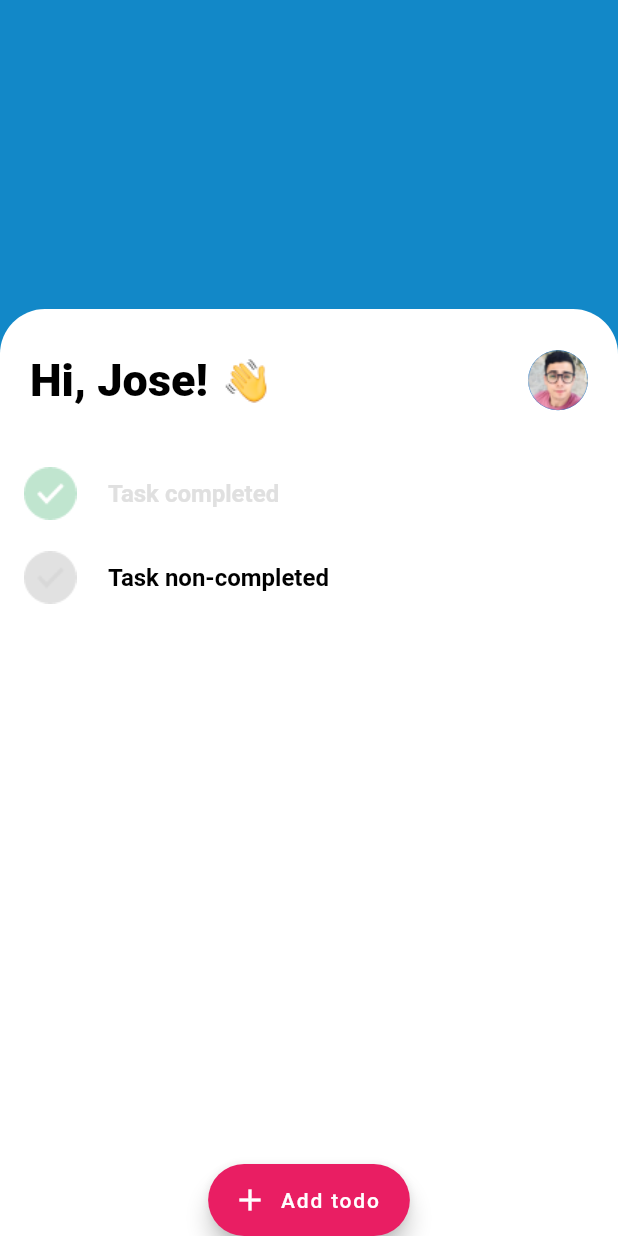
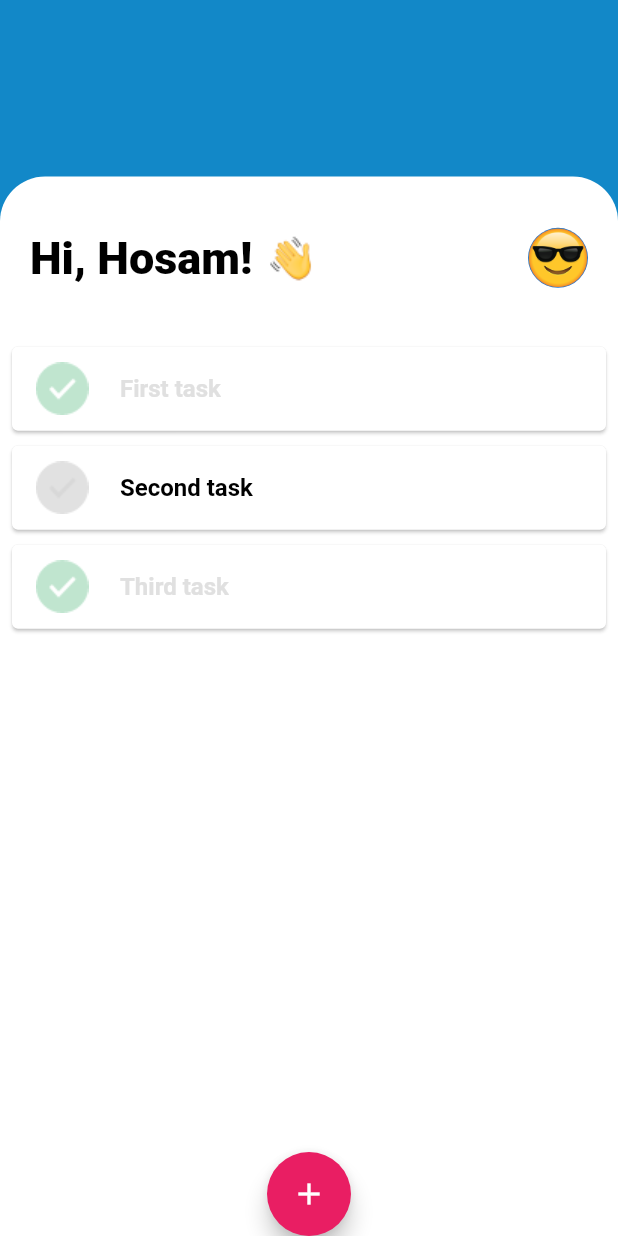
Before and after one commit to HosamAlnajar/flutter_add_to_list, a Flutter app: the screen it shows after launch, on a phone screen of 412 x 824 dp. Run offline on Flutter 3.47's test engine with Material 2 defaults, Android fonts, the phone set to English and light mode, and no system bars.

Commit message:
make add to list dynamic

```diff
--- a/lib/main.dart
+++ b/lib/main.dart
@@ -1,5 +1,6 @@
 import 'package:flutter/material.dart';
-import 'package:to_do_list/pages/HomeView.dart';
+import 'package:to_do_list/pages/HomePage.dart';
+import 'package:to_do_list/pages/create_todo_form.dart';
 
 void main() => runApp(MyApp());
 
@@ -8,29 +9,27 @@ class MyApp extends StatelessWidget {
   @override
   Widget build(BuildContext context) {
     return MaterialApp(
+      routes: {
+        '/create': (context) => CreateTodoForm(),
+      },
       title: 'TODO List',
       theme: ThemeData(
         primarySwatch: Colors.blue,
       ),
       home: Scaffold(
         body: Container(
-          child: Column(
-            children: <Widget>[
-              Expanded(
-                child: Container(),
-                flex: 1,
-              ),
-              Expanded(
-                child: HomeView(),
-                flex: 3
-              ),
-            ]
-          ),
+          child: Column(children: <Widget>[
+            Expanded(
+              child: Container(),
+              flex: 1,
+            ),
+            Expanded(child: HomePage(), flex: 6),
+          ]),
           decoration: BoxDecoration(
             image: DecorationImage(
-              image: AssetImage('assets/images/background/app-background.png'),
-              fit: BoxFit.cover
-            ),
+                image:
+                    AssetImage('assets/images/background/app-background.png'),
+                fit: BoxFit.cover),
           ),
         ),
       ),
--- /dev/null
+++ b/lib/pages/HomePage.dart
@@ -0,0 +1,48 @@
+import 'dart:convert';
+
+import 'package:flutter/material.dart';
+import 'package:to_do_list/pages/create_todo_form.dart';
+import '../task/WelcomeBar.dart';
+import '../task/TaskList.dart';
+
+class HomePage extends StatefulWidget {
+  @override
+  _HomePageState createState() => _HomePageState();
+}
+
+class _HomePageState extends State<HomePage> {
+  String todo;
+
+  _navigateAndDisplaySelection(BuildContext context) async {
+
+    final result = await Navigator.push(
+      context,
+      MaterialPageRoute(builder: (context) => CreateTodoForm()),
+    );
+    setState(() {
+      todo = jsonEncode(result);
+    });
+  }
+
+  @override
+  Widget build(BuildContext context) {
+    return Container(
+      child: Column(
+        children: <Widget>[
+          WelcomeBar(name: 'Hosam', avatar: 'assets/images/icons/avatar.png'),
+          TaskList(todo: todo),
+          FloatingActionButton(
+            onPressed: () => _navigateAndDisplaySelection(context),
+            tooltip: 'Add task',
+            child: Icon(Icons.add),
+            backgroundColor: Colors.pink,
+          )
+        ],
+      ),
+      decoration: BoxDecoration(
+          color: Colors.white,
+          borderRadius: BorderRadius.only(
+              topLeft: Radius.circular(30.0), topRight: Radius.circular(30.0))),
+    );
+  }
+}
--- a/lib/pages/HomeView.dart
+++ /dev/null
@@ -1,39 +0,0 @@
-import 'package:flutter/material.dart';
-import 'package:to_do_list/services/todo_list.dart';
-import '../task/WelcomeBar.dart';
-import '../task/TaskList.dart';
-
-class HomeView extends StatelessWidget {
-  TodoList instance = TodoList(title: 'new todo list',completed: false);
-	@override
-	Widget build(BuildContext context) {
-		return Container(
-			child: Column(
-				children: <Widget>[
-					WelcomeBar(
-						name: 'Jose',
-						avatar: 'assets/images/icons/avatar.png'
-					),
-
-					TaskList(),
-          FloatingActionButton.extended(
-            onPressed: () {
-             print('addddkk lksdjflkjsf lskdfjlsdjf');
-             instance.createTodo();
-            },
-            label: Text('Add todo'),
-            icon: Icon(Icons.add),
-            backgroundColor: Colors.pink,
-          ),
-
-				],
-			),
-			decoration: BoxDecoration(
-				color: Colors.white,
-				borderRadius: BorderRadius.only(topLeft: Radius.circular(30.0), topRight: Radius.circular(30.0))
-			),
-
-
-		);
-	}
-}
--- /dev/null
+++ b/lib/services/todo_item.dart
@@ -0,0 +1,32 @@
+import 'package:flutter/material.dart';
+
+class TodoItem extends StatelessWidget {
+  String title;
+  bool completed;
+
+  TodoItem({this.title, this.completed = false});
+
+
+  @override
+  Widget build(BuildContext context) {
+    return Card(
+      child: ListTile(
+        onTap: () {
+          print('updated ++++++++');
+          print(completed);
+        },
+        title: Text(
+          title,
+          style: TextStyle(
+              fontSize: 16.0,
+              color: completed ? Colors.grey[300] : Colors.black,
+              fontWeight: FontWeight.bold),
+        ),
+        leading: Image(
+            image: completed
+                ? AssetImage('assets/images/icons/completed.png')
+                : AssetImage('assets/images/icons/non-completed.png')),
+      ),
+    );
+  }
+}
--- a/lib/services/todo_list.dart
+++ /dev/null
@@ -1,15 +0,0 @@
-
-class TodoList {
-  String title;
-  bool completed;
-
-  TodoList({this.title, this.completed});
-
-  void createTodo()
-  {
-    print(title);
-    print(completed);
-  }
-
-
-}
--- a/lib/task/TaskItem.dart
+++ /dev/null
@@ -1,24 +0,0 @@
-import 'package:flutter/material.dart';
-
-class TaskItem extends StatelessWidget {
-	TaskItem({ this.title, this.completed = false });
-	final String title;
-	final bool completed;
-
-	@override
-	Widget build(BuildContext context) {
-		return ListTile(
-			leading: Image(
-				image: completed ? AssetImage('assets/images/icons/completed.png') : AssetImage('assets/images/icons/non-completed.png')
-			),
-			title: Text(
-				title,
-				style: TextStyle(
-					fontSize: 16.0,
-					color: completed ? Colors.grey[300] : Colors.black,
-					fontWeight: FontWeight.bold
-				),
-			),
-		);
-	}
-}
--- a/lib/task/TaskList.dart
+++ b/lib/task/TaskList.dart
@@ -1,26 +1,66 @@
+import 'dart:convert';
 import 'package:flutter/material.dart';
-import 'TaskItem.dart';
+import 'package:to_do_list/services/todo_item.dart';
 
-class TaskList extends StatelessWidget {
+class TaskList extends StatefulWidget {
+  String todo;
+
+  TaskList({Key key, this.todo}) : super(key: key);
+
+  @override
+  _TaskListState createState() => _TaskListState(todo);
+}
+
+class _TaskListState extends State<TaskList> {
+  List<TodoItem> todos = [
+    TodoItem(title: 'First task', completed: true),
+    TodoItem(title: 'Second task', completed: false),
+    TodoItem(title: 'Third task', completed: true),
+  ];
+
+  String todo;
+  String toDo;
+  _TaskListState(this.todo);
+
   @override
   Widget build(BuildContext context) {
+
+    setState(() {
+      if (widget.todo != null) {
+        toDo = widget.todo ?? '';
+      }
+    });
+
+    void updateTodos(todo) {
+      setState(() {
+        todos.add(TodoItem(title: todo['title']));
+
+        print(todos.length);
+      });
+    }
+
+    if (toDo != null) {
+      Map toDoo = json.decode(toDo);
+
+      updateTodos(toDoo);
+    }
+
     return Expanded(
         child: Container(
-				child: ListView(
-					children: <Widget>[
-						TaskItem(
-							title: 'Task completed',
-							completed: true,
+          child: ListView.builder(
+              itemCount: todos.length,
+              itemBuilder: (context, index) {
+                return Padding(
+                  padding: const EdgeInsets.symmetric(
+                      vertical: 1.0, horizontal: 4.0),
+                  child: TodoItem(
+                    title: todos[index].title,
+                    completed: todos[index].completed,
                   ),
-						TaskItem(
-							title: 'Task non-completed',
-              	completed: false,
-
-						)
-					],
+                );
+              }),
         ),
-			),
-			flex: 5
+        flex: 5 // child:
         );
   }
 }
--- a/pubspec.yaml
+++ b/pubspec.yaml
@@ -20,9 +20,11 @@ dependencies:
   flutter:
     sdk: flutter
 
+
   # The following adds the Cupertino Icons font to your application.
   # Use with the CupertinoIcons class for iOS style icons.
   cupertino_icons: ^0.1.2
+  uuid: ^2.0.4
 
 dev_dependencies:
   flutter_test:
```
Also changed, not shown: lib/pages/create_todo_form.dart (added, +72 -0 lines), assets/images/icons/avatar.png, pubspec.lock. Lines whose indentation alone changed are shown as unchanged.
